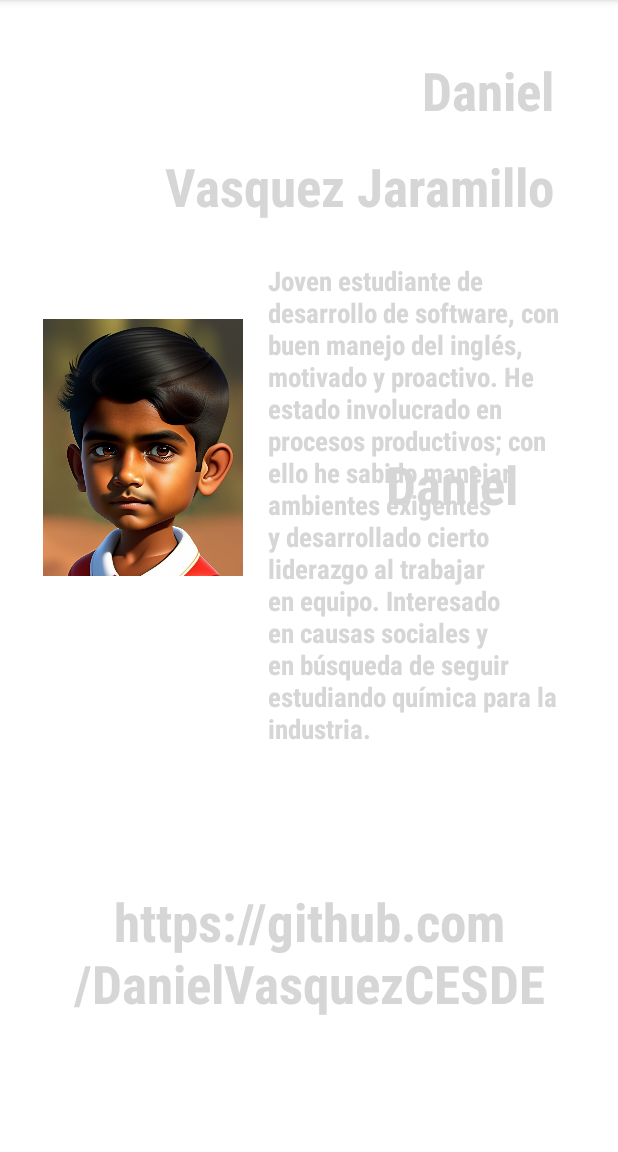
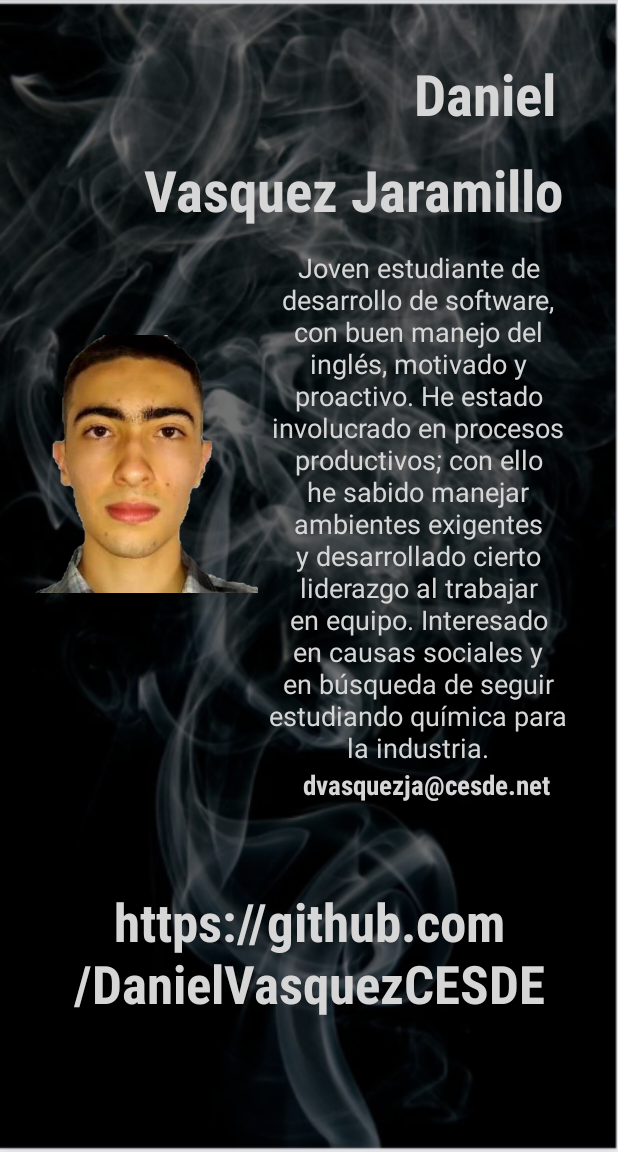
Before and after one commit to DanielVasquezCESDE/PuebliandoII409, an Android app: the AboutUs screen opened directly, with no data from a screen before it, on a phone screen of 412 x 824 dp, the part 84-1236 px from its top. Run offline under Robolectric (Android 15) with nearby library versions, the phone set to English and light mode, and no system bars.

Commit message:
Se disimula con el diseño del 'Acerca de'

```diff
--- a/app/src/main/res/layout/activity_about_us.xml
+++ b/app/src/main/res/layout/activity_about_us.xml
@@ -4,6 +4,7 @@
     xmlns:tools="http://schemas.android.com/tools"
     android:layout_width="match_parent"
     android:layout_height="match_parent"
+    android:background="@drawable/fondoperfil"
     tools:context=".AboutUs">
 
     <TextView
@@ -12,8 +13,8 @@
         android:layout_height="wrap_content"
         android:fontFamily="sans-serif-condensed-medium"
         android:text="Vasquez Jaramillo"
-        android:textColor="@color/black"
-        android:textSize="35dp"
+        android:textColor="@color/white"
+        android:textSize="38dp"
         android:textStyle="bold"
 
 
@@ -30,8 +31,8 @@
         android:layout_height="wrap_content"
         android:fontFamily="sans-serif-condensed-medium"
         android:text="Daniel"
-        android:textColor="@color/black"
-        android:textSize="35dp"
+        android:textColor="@color/white"
+        android:textSize="38dp"
         android:textStyle="bold"
 
 
@@ -42,53 +43,55 @@
         app:layout_constraintTop_toTopOf="parent"
         app:layout_constraintVertical_bias="0.051" />
 
+
     <ImageView
         android:id="@+id/perfildesarrolla"
-        android:layout_width="133dp"
-        android:layout_height="266dp"
-        android:src="@drawable/fotoperfil"
+        android:layout_width="172dp"
+        android:layout_height="276dp"
+        android:src="@drawable/perfildanieleste"
         app:layout_constraintBottom_toBottomOf="parent"
         app:layout_constraintEnd_toEndOf="parent"
-        app:layout_constraintHorizontal_bias="0.104"
+        app:layout_constraintHorizontal_bias="0.0"
         app:layout_constraintStart_toStartOf="parent"
         app:layout_constraintTop_toTopOf="parent"
-        app:layout_constraintVertical_bias="0.329" />
+        app:layout_constraintVertical_bias="0.348" />
 
     <TextView
         android:id="@+id/reseniadesarrolla"
+        android:layout_width="200dp"
+        android:layout_height="wrap_content"
+        android:fontFamily="sans-serif-thin"
+        android:text="@string/reseniaperfil"
+        android:textColor="@color/white"
+        android:textSize="18dp"
+        android:textStyle="bold"
+        android:textAlignment="center"
+
+
+        app:layout_constraintBottom_toTopOf="@id/correodesarrolla"
+        app:layout_constraintEnd_toEndOf="parent"
+        app:layout_constraintHorizontal_bias="0.843"
+        app:layout_constraintStart_toStartOf="parent"
+        app:layout_constraintTop_toTopOf="parent"
+        app:layout_constraintVertical_bias="1.0" />
+
+    <TextView
+        android:id="@+id/correodesarrolla"
         android:layout_width="wrap_content"
         android:layout_height="wrap_content"
         android:fontFamily="sans-serif-condensed-medium"
-        android:text="Daniel"
-        android:textColor="@color/black"
-        android:textSize="35dp"
-        android:textStyle="bold"
-
-
-        app:layout_constraintBottom_toBottomOf="parent"
-        app:layout_constraintEnd_toEndOf="parent"
-        app:layout_constraintHorizontal_bias="0.795"
-        app:layout_constraintStart_toStartOf="parent"
-        app:layout_constraintTop_toTopOf="parent"
-        app:layout_constraintVertical_bias="0.415" />
-
-    <TextView
-        android:id="@+id/correodesarrolla"
-        android:layout_width="200dp"
-        android:layout_height="wrap_content"
-        android:fontFamily="sans-serif-condensed-medium"
-        android:text="@string/reseniaperfil"
-        android:textColor="@color/black"
+        android:text="dvasquezja@cesde.net"
+        android:textColor="@color/white"
         android:textSize="18dp"
         android:textStyle="bold"
 
 
         app:layout_constraintBottom_toBottomOf="parent"
         app:layout_constraintEnd_toEndOf="parent"
-        app:layout_constraintHorizontal_bias="0.843"
+        app:layout_constraintHorizontal_bias="0.818"
         app:layout_constraintStart_toStartOf="parent"
         app:layout_constraintTop_toTopOf="parent"
-        app:layout_constraintVertical_bias="0.393" />
+        app:layout_constraintVertical_bias="0.687" />
 
     <TextView
         android:id="@+id/usuariogithub"
@@ -96,7 +99,7 @@
         android:layout_height="wrap_content"
         android:fontFamily="sans-serif-condensed-medium"
         android:text="https://github.com/DanielVasquezCESDE"
-        android:textColor="@color/black"
+        android:textColor="@color/white"
         android:textSize="35dp"
         android:textStyle="bold"
         android:textAlignment="center"
```
Also changed, not shown: app/src/main/res/drawable/fondoperfil.PNG (added), app/src/main/res/drawable/perfildaniel.jpg (added), app/src/main/res/drawable/perfildanieleste.png (added).
